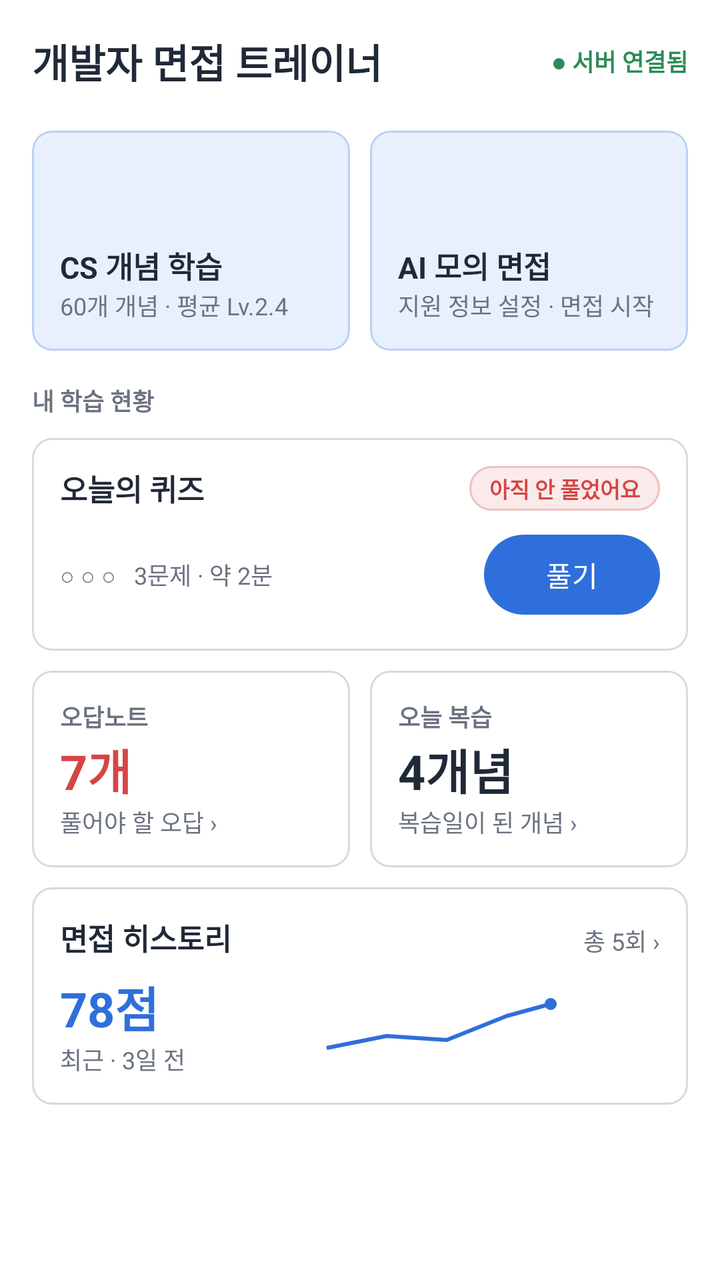
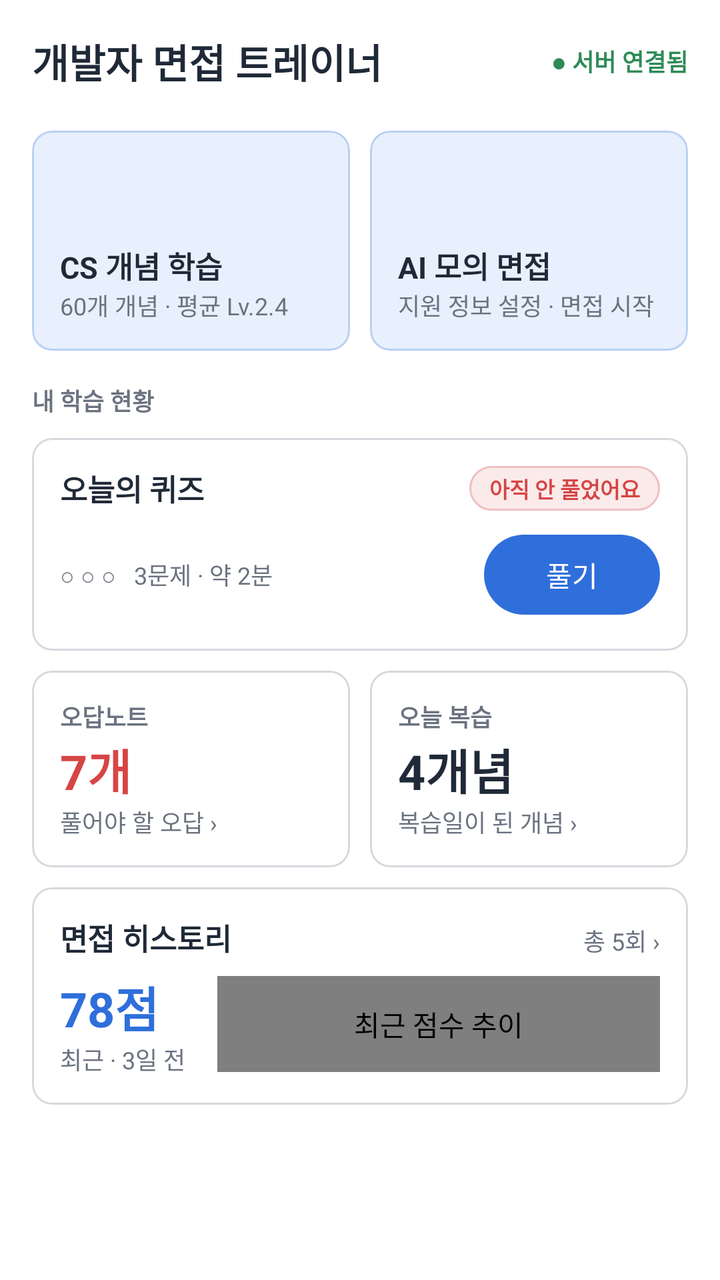

Screens rendered from an Android XML layout before and after an edit, with the pre-edit source and the edit as a unified diff.
<!-- AndroidManifest.xml: application theme Theme.InterviewTrainer -->
<!-- res/layout/activity_main.xml -->
<?xml version="1.0" encoding="utf-8"?>
<LinearLayout xmlns:android="http://schemas.android.com/apk/res/android"
    xmlns:app="http://schemas.android.com/apk/res-auto"
    xmlns:tools="http://schemas.android.com/tools"
    android:layout_width="match_parent"
    android:layout_height="match_parent"
    android:orientation="vertical"
    tools:context=".MainActivity">

    
    <LinearLayout
        android:layout_width="match_parent"
        android:layout_height="wrap_content"
        android:gravity="center_vertical"
        android:orientation="horizontal"
        android:padding="16dp">

        <TextView
            style="@style/App.Text.Title"
            android:layout_width="0dp"
            android:layout_height="wrap_content"
            android:layout_weight="1"
            android:text="개발자 면접 트레이너"
            android:textSize="20sp" />

        <TextView
            android:layout_width="wrap_content"
            android:layout_height="wrap_content"
            android:id="@+id/tvServerStatus"
            android:text="● 서버 연결됨"
            android:textColor="@color/ok"
            android:textSize="12sp"
            android:textStyle="bold" />
    </LinearLayout>

    <ScrollView
        android:layout_width="match_parent"
        android:layout_height="0dp"
        android:layout_weight="1">

        <LinearLayout
            android:layout_width="match_parent"
            android:layout_height="wrap_content"
            android:divider="@drawable/space_10"
            android:orientation="vertical"
            android:paddingStart="16dp"
            android:paddingTop="4dp"
            android:paddingEnd="16dp"
            android:paddingBottom="24dp"
            android:showDividers="middle">

            
            <LinearLayout
                android:layout_width="match_parent"
                android:layout_height="wrap_content"
                android:divider="@drawable/space_10"
                android:orientation="horizontal"
                android:showDividers="middle">

                <com.google.android.material.card.MaterialCardView
                    android:id="@+id/cardConcept"
                    style="@style/App.Card.Accent"
                    android:layout_width="0dp"
                    android:layout_height="wrap_content"
                    android:layout_weight="1"
                    android:clickable="true"
                    android:focusable="true">

                    <LinearLayout
                        android:layout_width="match_parent"
                        android:layout_height="wrap_content"
                        android:minHeight="110dp"
                        android:orientation="vertical"
                        android:padding="14dp">

                        <View
                            android:layout_width="30dp"
                            android:layout_height="30dp"
                            android:background="@drawable/bg_score" />

                        <Space
                            android:layout_width="match_parent"
                            android:layout_height="0dp"
                            android:layout_weight="1" />

                        <TextView
                            style="@style/App.Text.Title"
                            android:layout_width="wrap_content"
                            android:layout_height="wrap_content"
                            android:text="CS 개념 학습" />

                        <TextView
                            style="@style/App.Text.Mut"
                            android:layout_width="wrap_content"
                            android:layout_height="wrap_content"
                            android:id="@+id/tvConceptInfo"
                            android:text="60개 개념 · 평균 Lv.2.4" />
                    </LinearLayout>
                </com.google.android.material.card.MaterialCardView>

                <com.google.android.material.card.MaterialCardView
                    android:id="@+id/cardInterview"
                    style="@style/App.Card.Accent"
                    android:layout_width="0dp"
                    android:layout_height="wrap_content"
                    android:layout_weight="1"
                    android:clickable="true"
                    android:focusable="true">

                    <LinearLayout
                        android:layout_width="match_parent"
                        android:layout_height="wrap_content"
                        android:minHeight="110dp"
                        android:orientation="vertical"
                        android:padding="14dp">

                        <View
                            android:layout_width="30dp"
                            android:layout_height="30dp"
                            android:background="@drawable/bg_score" />

                        <Space
                            android:layout_width="match_parent"
                            android:layout_height="0dp"
                            android:layout_weight="1" />

                        <TextView
                            style="@style/App.Text.Title"
                            android:layout_width="wrap_content"
                            android:layout_height="wrap_content"
                            android:text="AI 모의 면접" />

                        <TextView
                            style="@style/App.Text.Mut"
                            android:layout_width="wrap_content"
                            android:layout_height="wrap_content"
                            android:text="지원 정보 설정 · 면접 시작" />
                    </LinearLayout>
                </com.google.android.material.card.MaterialCardView>
            </LinearLayout>

            <TextView
                style="@style/App.Text.Caption"
                android:layout_width="wrap_content"
                android:layout_height="wrap_content"
                android:layout_marginTop="6dp"
                android:text="내 학습 현황" />

            
            <com.google.android.material.card.MaterialCardView
                android:id="@+id/cardQuiz"
                style="@style/App.Card"
                android:layout_width="match_parent"
                android:layout_height="wrap_content"
                android:clickable="true"
                android:focusable="true">

                <LinearLayout
                    android:layout_width="match_parent"
                    android:layout_height="wrap_content"
                    android:orientation="vertical"
                    android:padding="14dp">

                    <LinearLayout
                        android:layout_width="match_parent"
                        android:layout_height="wrap_content"
                        android:gravity="center_vertical"
                        android:orientation="horizontal">

                        <TextView
                            style="@style/App.Text.Title"
                            android:layout_width="0dp"
                            android:layout_height="wrap_content"
                            android:layout_weight="1"
                            android:text="오늘의 퀴즈" />

                        <TextView
                            android:id="@+id/tvQuizStatus"
                            style="@style/App.Tag.Bad"
                            android:layout_width="wrap_content"
                            android:layout_height="wrap_content"
                            android:text="아직 안 풀었어요" />
                    </LinearLayout>

                    <LinearLayout
                        android:layout_width="match_parent"
                        android:layout_height="wrap_content"
                        android:layout_marginTop="8dp"
                        android:gravity="center_vertical"
                        android:orientation="horizontal">

                        <TextView
                            style="@style/App.Text.Mut"
                            android:layout_width="0dp"
                            android:layout_height="wrap_content"
                            android:layout_weight="1"
                            android:id="@+id/tvQuizDots"
                            android:text="○ ○ ○   3문제 · 약 2분" />

                        <com.google.android.material.button.MaterialButton
                            android:id="@+id/btnQuiz"
                            android:layout_width="wrap_content"
                            android:layout_height="wrap_content"
                            android:text="풀기" />
                    </LinearLayout>
                </LinearLayout>
            </com.google.android.material.card.MaterialCardView>

            
            <LinearLayout
                android:layout_width="match_parent"
                android:layout_height="wrap_content"
                android:divider="@drawable/space_10"
                android:orientation="horizontal"
                android:showDividers="middle">

                <com.google.android.material.card.MaterialCardView
                    android:id="@+id/cardWrong"
                    style="@style/App.Card"
                    android:layout_width="0dp"
                    android:layout_height="wrap_content"
                    android:layout_weight="1"
                    android:clickable="true"
                    android:focusable="true">

                    <LinearLayout
                        android:layout_width="match_parent"
                        android:layout_height="wrap_content"
                        android:orientation="vertical"
                        android:padding="14dp">

                        <TextView
                            style="@style/App.Text.Caption"
                            android:layout_width="wrap_content"
                            android:layout_height="wrap_content"
                            android:text="오답노트" />

                        <TextView
                            style="@style/App.Text.Big"
                            android:layout_width="wrap_content"
                            android:layout_height="wrap_content"
                            android:id="@+id/tvWrongCount"
                            android:text="7개"
                            android:textColor="@color/bad" />

                        <TextView
                            style="@style/App.Text.Mut"
                            android:layout_width="wrap_content"
                            android:layout_height="wrap_content"
                            android:text="풀어야 할 오답 ›" />
                    </LinearLayout>
                </com.google.android.material.card.MaterialCardView>

                <com.google.android.material.card.MaterialCardView
                    android:id="@+id/cardReview"
                    style="@style/App.Card"
                    android:layout_width="0dp"
                    android:layout_height="wrap_content"
                    android:layout_weight="1"
                    android:clickable="true"
                    android:focusable="true">

                    <LinearLayout
                        android:layout_width="match_parent"
                        android:layout_height="wrap_content"
                        android:orientation="vertical"
                        android:padding="14dp">

                        <TextView
                            style="@style/App.Text.Caption"
                            android:layout_width="wrap_content"
                            android:layout_height="wrap_content"
                            android:text="오늘 복습" />

                        <TextView
                            style="@style/App.Text.Big"
                            android:layout_width="wrap_content"
                            android:layout_height="wrap_content"
                            android:id="@+id/tvDueCount"
                            android:text="4개념" />

                        <TextView
                            style="@style/App.Text.Mut"
                            android:layout_width="wrap_content"
                            android:layout_height="wrap_content"
                            android:text="복습일이 된 개념 ›" />
                    </LinearLayout>
                </com.google.android.material.card.MaterialCardView>
            </LinearLayout>

            
            <com.google.android.material.card.MaterialCardView
                android:id="@+id/cardHistory"
                style="@style/App.Card"
                android:layout_width="match_parent"
                android:layout_height="wrap_content"
                android:clickable="true"
                android:focusable="true">

                <LinearLayout
                    android:layout_width="match_parent"
                    android:layout_height="wrap_content"
                    android:orientation="vertical"
                    android:padding="14dp">

                    <LinearLayout
                        android:layout_width="match_parent"
                        android:layout_height="wrap_content"
                        android:orientation="horizontal">

                        <TextView
                            style="@style/App.Text.Title"
                            android:layout_width="0dp"
                            android:layout_height="wrap_content"
                            android:layout_weight="1"
                            android:text="면접 히스토리" />

                        <TextView
                            style="@style/App.Text.Mut"
                            android:layout_width="wrap_content"
                            android:layout_height="wrap_content"
                            android:id="@+id/tvHistoryCount"
                            android:text="총 5회 ›" />
                    </LinearLayout>

                    <LinearLayout
                        android:layout_width="match_parent"
                        android:layout_height="wrap_content"
                        android:layout_marginTop="6dp"
                        android:gravity="center_vertical"
                        android:orientation="horizontal">

                        <LinearLayout
                            android:layout_width="wrap_content"
                            android:layout_height="wrap_content"
                            android:orientation="vertical">

                            <TextView
                                style="@style/App.Text.Big"
                                android:layout_width="wrap_content"
                                android:layout_height="wrap_content"
                                android:id="@+id/tvHistoryScore"
                                android:text="78점"
                                android:textColor="@color/acc" />

                            <TextView
                                style="@style/App.Text.Mut"
                                android:layout_width="wrap_content"
                                android:layout_height="wrap_content"
                                android:id="@+id/tvHistoryWhen"
                                android:text="최근 · 3일 전" />
                        </LinearLayout>

                        <ImageView
                            android:layout_width="0dp"
                            android:layout_height="40dp"
                            android:layout_marginStart="16dp"
                            android:layout_weight="1"
                            android:id="@+id/ivHistoryTrend"
                            android:contentDescription="최근 점수 추이"
                            android:src="@drawable/ic_trend_mini" />
                    </LinearLayout>
                </LinearLayout>
            </com.google.android.material.card.MaterialCardView>
        </LinearLayout>
    </ScrollView>
</LinearLayout>
<!-- resources referenced by this layout -->
<resources>
  <color name="acc">#2F6FDB</color>
  <color name="bad">#D64545</color>
  <color name="ok">#2E8B57</color>
  <!-- drawable bg_score (drawable) -->
  <?xml version="1.0" encoding="utf-8"?>
  <shape xmlns:android="http://schemas.android.com/apk/res/android" android:shape="rectangle">
      <solid android:color="@color/accbg" />
      <corners android:radius="8dp" />
  </shape>
  <!-- drawable ic_trend_mini (drawable) -->
  <?xml version="1.0" encoding="utf-8"?>
  <vector xmlns:android="http://schemas.android.com/apk/res/android"
      android:width="120dp"
      android:height="40dp"
      android:viewportWidth="120"
      android:viewportHeight="40">
      <path
          android:pathData="M4,32 L34,26 L64,28 L94,16 L116,10"
          android:strokeColor="@color/acc"
          android:strokeWidth="2"
          android:strokeLineJoin="round" />
      <path android:fillColor="@color/acc" android:pathData="M113,10 a3,3 0 1,0 6,0 a3,3 0 1,0 -6,0" />
  </vector>
  <!-- drawable space_10 (drawable) -->
  <?xml version="1.0" encoding="utf-8"?>
  <shape xmlns:android="http://schemas.android.com/apk/res/android" android:shape="rectangle">
      <size android:width="10dp" android:height="10dp" />
      <solid android:color="@android:color/transparent" />
  </shape>
  <style name="App.Card" parent="Widget.Material3.CardView.Outlined">
          <item name="cardBackgroundColor">@color/white</item>
          <item name="strokeColor">@color/line</item>
          <item name="strokeWidth">1dp</item>
          <item name="cardCornerRadius">10dp</item>
          <item name="cardElevation">0dp</item>
      </style>
  <style name="App.Card.Accent">
          <item name="cardBackgroundColor">@color/accbg</item>
          <item name="strokeColor">@color/accline</item>
      </style>
  <style name="App.Tag.Bad">
          <item name="android:background">@drawable/bg_chip_bad</item>
          <item name="android:textColor">@color/bad</item>
      </style>
  <style name="App.Text.Big">
          <item name="android:textSize">24sp</item>
          <item name="android:textStyle">bold</item>
      </style>
  <style name="App.Text.Caption">
          <item name="android:textColor">@color/mut</item>
          <item name="android:textSize">12sp</item>
          <item name="android:textStyle">bold</item>
      </style>
  <style name="App.Text.Mut">
          <item name="android:textColor">@color/mut</item>
          <item name="android:textSize">12sp</item>
      </style>
  <style name="App.Text.Title">
          <item name="android:textSize">15sp</item>
          <item name="android:textStyle">bold</item>
      </style>
  <style name="Theme.InterviewTrainer" parent="Base.Theme.InterviewTrainer" />
  <color name="accbg">#E8F0FD</color>
  <color name="white">#FFFFFFFF</color>
  <color name="line">#D6D9DE</color>
  <color name="accline">#B9D0F5</color>
  <!-- drawable bg_chip_bad (drawable) -->
  <?xml version="1.0" encoding="utf-8"?>
  <shape xmlns:android="http://schemas.android.com/apk/res/android" android:shape="rectangle">
      <solid android:color="@color/badbg" />
      <stroke android:width="1dp" android:color="@color/badline" />
      <corners android:radius="99dp" />
  </shape>
  <color name="mut">#6B7280</color>
  <color name="badbg">#FBEAEA</color>
  <color name="badline">#EFC0C0</color>
  <color name="ink">#1F2937</color>
  <!-- unchanged entries left out for length: 1 -->
</resources>

<!-- the commit's change to res/layout/activity_main.xml (unified diff, before → after) -->
@@ -351,14 +351,13 @@
                                 android:text="최근 · 3일 전" />
                         </LinearLayout>
 
-                        <ImageView
+                        <com.s2023531050.interviewtrainer.interview.ScoreTrendView
+                            android:id="@+id/ivHistoryTrend"
                             android:layout_width="0dp"
-                            android:layout_height="40dp"
+                            android:layout_height="48dp"
                             android:layout_marginStart="16dp"
                             android:layout_weight="1"
-                            android:id="@+id/ivHistoryTrend"
-                            android:contentDescription="최근 점수 추이"
-                            android:src="@drawable/ic_trend_mini" />
+                            android:contentDescription="최근 점수 추이" />
                     </LinearLayout>
                 </LinearLayout>
             </com.google.android.material.card.MaterialCardView>
<!-- resource entries referenced after the edit -->
@@ -9,20 +9,6 @@
       <solid android:color="@color/accbg" />
       <corners android:radius="8dp" />
   </shape>
-  <!-- drawable ic_trend_mini (drawable) -->
-  <?xml version="1.0" encoding="utf-8"?>
-  <vector xmlns:android="http://schemas.android.com/apk/res/android"
-      android:width="120dp"
-      android:height="40dp"
-      android:viewportWidth="120"
-      android:viewportHeight="40">
-      <path
-          android:pathData="M4,32 L34,26 L64,28 L94,16 L116,10"
-          android:strokeColor="@color/acc"
-          android:strokeWidth="2"
-          android:strokeLineJoin="round" />
-      <path android:fillColor="@color/acc" android:pathData="M113,10 a3,3 0 1,0 6,0 a3,3 0 1,0 -6,0" />
-  </vector>
   <!-- drawable space_10 (drawable) -->
   <?xml version="1.0" encoding="utf-8"?>
   <shape xmlns:android="http://schemas.android.com/apk/res/android" android:shape="rectangle">
